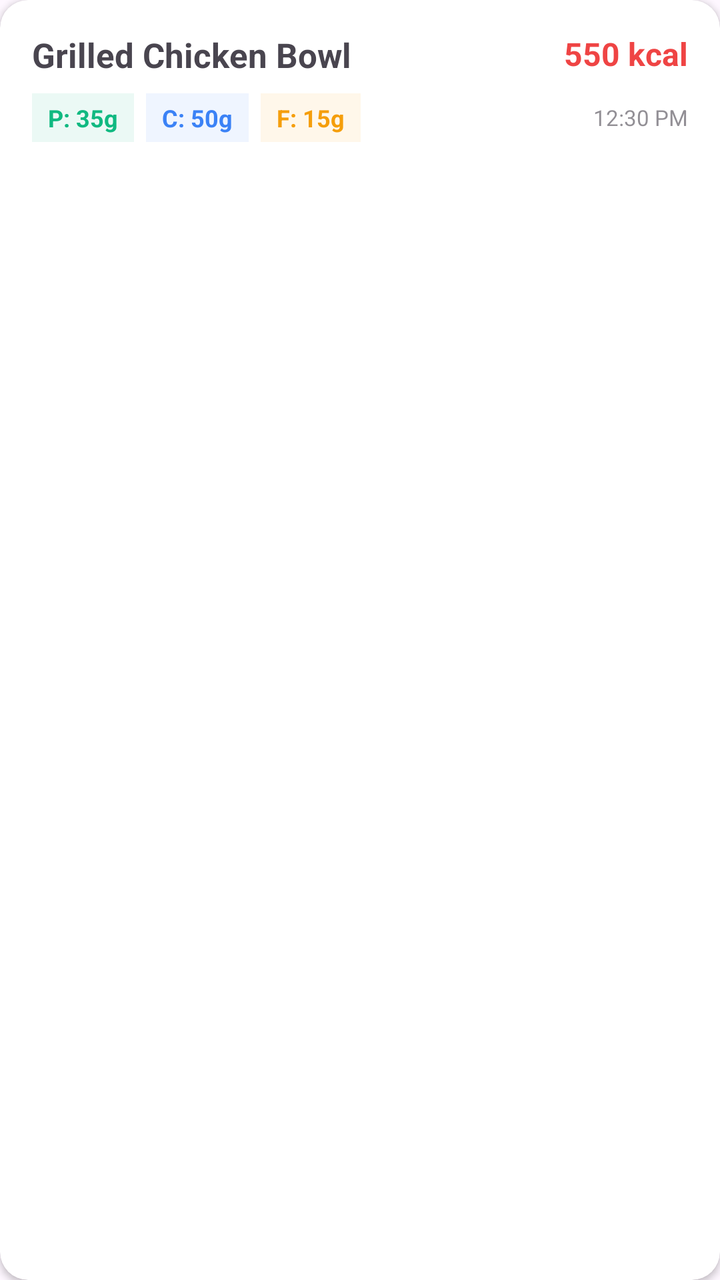
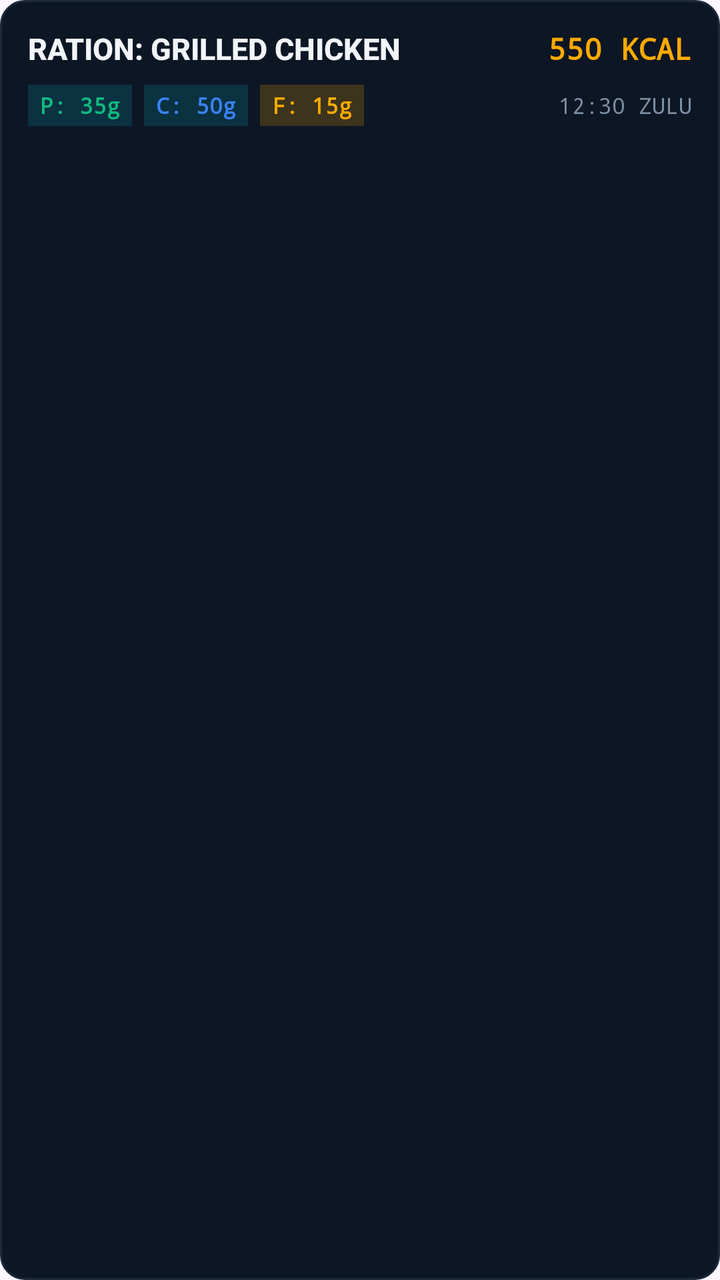

An Android layout rendered at two revisions. The XML below is the earlier revision; the diff shows what the commit changed to produce the second picture.
<!-- AndroidManifest.xml: application theme Theme.Material3.DayNight -->
<!-- res/layout/item_meal.xml -->
<?xml version="1.0" encoding="utf-8"?>
<androidx.cardview.widget.CardView xmlns:android="http://schemas.android.com/apk/res/android"
    xmlns:app="http://schemas.android.com/apk/res-auto"
    android:layout_width="match_parent"
    android:layout_height="wrap_content"
    android:layout_marginHorizontal="4dp"
    android:layout_marginVertical="6dp"
    app:cardCornerRadius="14dp"
    app:cardElevation="2dp">

    <LinearLayout
        android:layout_width="match_parent"
        android:layout_height="wrap_content"
        android:orientation="vertical"
        android:padding="16dp">

        <RelativeLayout
            android:layout_width="match_parent"
            android:layout_height="wrap_content"
            android:layout_marginBottom="8dp">

            <TextView
                android:id="@+id/tvMealTitle"
                android:layout_width="wrap_content"
                android:layout_height="wrap_content"
                android:layout_alignParentStart="true"
                android:layout_toStartOf="@id/tvMealCalories"
                android:text="Grilled Chicken Bowl"
                android:textSize="17sp"
                android:textStyle="bold" />

            <TextView
                android:id="@+id/tvMealCalories"
                android:layout_width="wrap_content"
                android:layout_height="wrap_content"
                android:layout_alignParentEnd="true"
                android:text="550 kcal"
                android:textSize="16sp"
                android:textStyle="bold"
                android:textColor="#EF4444" />
        </RelativeLayout>

        
        <LinearLayout
            android:layout_width="match_parent"
            android:layout_height="wrap_content"
            android:orientation="horizontal"
            android:gravity="center_vertical">

            <TextView
                android:id="@+id/tvProteinBadge"
                android:layout_width="wrap_content"
                android:layout_height="wrap_content"
                android:text="P: 35g"
                android:textSize="12sp"
                android:textStyle="bold"
                android:textColor="#10B981"
                android:background="#1510B981"
                android:paddingHorizontal="8dp"
                android:paddingVertical="4dp"
                android:layout_marginEnd="6dp" />

            <TextView
                android:id="@+id/tvCarbBadge"
                android:layout_width="wrap_content"
                android:layout_height="wrap_content"
                android:text="C: 50g"
                android:textSize="12sp"
                android:textStyle="bold"
                android:textColor="#3B82F6"
                android:background="#153B82F6"
                android:paddingHorizontal="8dp"
                android:paddingVertical="4dp"
                android:layout_marginEnd="6dp" />

            <TextView
                android:id="@+id/tvFatBadge"
                android:layout_width="wrap_content"
                android:layout_height="wrap_content"
                android:text="F: 15g"
                android:textSize="12sp"
                android:textStyle="bold"
                android:textColor="#F59E0B"
                android:background="#15F59E0B"
                android:paddingHorizontal="8dp"
                android:paddingVertical="4dp" />

            <View
                android:layout_width="0dp"
                android:layout_height="0dp"
                android:layout_weight="1" />

            <TextView
                android:id="@+id/tvMealTime"
                android:layout_width="wrap_content"
                android:layout_height="wrap_content"
                android:text="12:30 PM"
                android:textSize="11sp"
                android:alpha="0.6" />
        </LinearLayout>

    </LinearLayout>
</androidx.cardview.widget.CardView>
<!-- resources referenced by this layout -->
<resources>

</resources>

<!-- the commit's change to res/layout/item_meal.xml (unified diff, before → after) -->
@@ -1,103 +1,102 @@
 <?xml version="1.0" encoding="utf-8"?>
-<androidx.cardview.widget.CardView xmlns:android="http://schemas.android.com/apk/res/android"
-    xmlns:app="http://schemas.android.com/apk/res-auto"
+<LinearLayout xmlns:android="http://schemas.android.com/apk/res/android"
     android:layout_width="match_parent"
     android:layout_height="wrap_content"
-    android:layout_marginHorizontal="4dp"
-    android:layout_marginVertical="6dp"
-    app:cardCornerRadius="14dp"
-    app:cardElevation="2dp">
+    android:orientation="vertical"
+    android:background="@drawable/bg_idroid_card"
+    android:padding="14dp"
+    android:layout_marginVertical="4dp">
 
+    <RelativeLayout
+        android:layout_width="match_parent"
+        android:layout_height="wrap_content"
+        android:layout_marginBottom="8dp">
+
+        <TextView
+            android:id="@+id/tvMealTitle"
+            android:layout_width="wrap_content"
+            android:layout_height="wrap_content"
+            android:layout_alignParentStart="true"
+            android:layout_toStartOf="@id/tvMealCalories"
+            android:text="RATION: GRILLED CHICKEN"
+            android:textSize="15sp"
+            android:textStyle="bold"
+            android:textColor="@color/idroid_text_main"
+            android:fontFamily="sans-serif-medium" />
+
+        <TextView
+            android:id="@+id/tvMealCalories"
+            android:layout_width="wrap_content"
+            android:layout_height="wrap_content"
+            android:layout_alignParentEnd="true"
+            android:text="550 KCAL"
+            android:textSize="15sp"
+            android:textStyle="bold"
+            android:textColor="@color/idroid_amber"
+            android:fontFamily="monospace" />
+    </RelativeLayout>
+
+    
     <LinearLayout
         android:layout_width="match_parent"
         android:layout_height="wrap_content"
-        android:orientation="vertical"
-        android:padding="16dp">
+        android:orientation="horizontal"
+        android:gravity="center_vertical">
 
-        <RelativeLayout
-            android:layout_width="match_parent"
+        <TextView
+            android:id="@+id/tvProteinBadge"
+            android:layout_width="wrap_content"
             android:layout_height="wrap_content"
-            android:layout_marginBottom="8dp">
+            android:text="P: 35g"
+            android:textSize="11sp"
+            android:textStyle="bold"
+            android:textColor="@color/idroid_green"
+            android:background="@color/idroid_cyan_dim"
+            android:paddingHorizontal="6dp"
+            android:paddingVertical="3dp"
+            android:layout_marginEnd="6dp"
+            android:fontFamily="monospace" />
 
-            <TextView
-                android:id="@+id/tvMealTitle"
-                android:layout_width="wrap_content"
-                android:layout_height="wrap_content"
-                android:layout_alignParentStart="true"
-                android:layout_toStartOf="@id/tvMealCalories"
-                android:text="Grilled Chicken Bowl"
-                android:textSize="17sp"
-                android:textStyle="bold" />
+        <TextView
+            android:id="@+id/tvCarbBadge"
+            android:layout_width="wrap_content"
+            android:layout_height="wrap_content"
+            android:text="C: 50g"
+            android:textSize="11sp"
+            android:textStyle="bold"
+            android:textColor="@color/idroid_blue"
+            android:background="@color/idroid_cyan_dim"
+            android:paddingHorizontal="6dp"
+            android:paddingVertical="3dp"
+            android:layout_marginEnd="6dp"
+            android:fontFamily="monospace" />
 
-            <TextView
-                android:id="@+id/tvMealCalories"
-                android:layout_width="wrap_content"
-                android:layout_height="wrap_content"
-                android:layout_alignParentEnd="true"
-                android:text="550 kcal"
-                android:textSize="16sp"
-                android:textStyle="bold"
-                android:textColor="#EF4444" />
-        </RelativeLayout>
+        <TextView
+            android:id="@+id/tvFatBadge"
+            android:layout_width="wrap_content"
+            android:layout_height="wrap_content"
+            android:text="F: 15g"
+            android:textSize="11sp"
+            android:textStyle="bold"
+            android:textColor="@color/idroid_amber"
+            android:background="@color/idroid_amber_dim"
+            android:paddingHorizontal="6dp"
+            android:paddingVertical="3dp"
+            android:fontFamily="monospace" />
 
-        
-        <LinearLayout
-            android:layout_width="match_parent"
+        <View
+            android:layout_width="0dp"
+            android:layout_height="0dp"
+            android:layout_weight="1" />
+
+        <TextView
+            android:id="@+id/tvMealTime"
+            android:layout_width="wrap_content"
             android:layout_height="wrap_content"
-            android:orientation="horizontal"
-            android:gravity="center_vertical">
+            android:text="12:30 ZULU"
+            android:textSize="11sp"
+            android:textColor="@color/idroid_text_dim"
+            android:fontFamily="monospace" />
+    </LinearLayout>
 
-            <TextView
-                android:id="@+id/tvProteinBadge"
-                android:layout_width="wrap_content"
-                android:layout_height="wrap_content"
-                android:text="P: 35g"
-                android:textSize="12sp"
-                android:textStyle="bold"
-                android:textColor="#10B981"
-                android:background="#1510B981"
-                android:paddingHorizontal="8dp"
-                android:paddingVertical="4dp"
-                android:layout_marginEnd="6dp" />
-
-            <TextView
-                android:id="@+id/tvCarbBadge"
-                android:layout_width="wrap_content"
-                android:layout_height="wrap_content"
-                android:text="C: 50g"
-                android:textSize="12sp"
-                android:textStyle="bold"
-                android:textColor="#3B82F6"
-                android:background="#153B82F6"
-                android:paddingHorizontal="8dp"
-                android:paddingVertical="4dp"
-                android:layout_marginEnd="6dp" />
-
-            <TextView
-                android:id="@+id/tvFatBadge"
-                android:layout_width="wrap_content"
-                android:layout_height="wrap_content"
-                android:text="F: 15g"
-                android:textSize="12sp"
-                android:textStyle="bold"
-                android:textColor="#F59E0B"
-                android:background="#15F59E0B"
-                android:paddingHorizontal="8dp"
-                android:paddingVertical="4dp" />
-
-            <View
-                android:layout_width="0dp"
-                android:layout_height="0dp"
-                android:layout_weight="1" />
-
-            <TextView
-                android:id="@+id/tvMealTime"
-                android:layout_width="wrap_content"
-                android:layout_height="wrap_content"
-                android:text="12:30 PM"
-                android:textSize="11sp"
-                android:alpha="0.6" />
-        </LinearLayout>
-
-    </LinearLayout>
-</androidx.cardview.widget.CardView>
+</LinearLayout>
<!-- resource entries referenced after the edit -->
@@ -1,5 +1,23 @@
 <!-- resources referenced by this layout -->
 <resources>
-
+  <color name="idroid_amber">#FFAA00</color>
+  <color name="idroid_amber_dim">#33FFAA00</color>
+  <color name="idroid_blue">#3B82F6</color>
+  <color name="idroid_cyan_dim">#2200E5FF</color>
+  <color name="idroid_green">#10B981</color>
+  <color name="idroid_text_dim">#7D8EA4</color>
+  <color name="idroid_text_main">#F1F5F9</color>
+  <!-- drawable bg_idroid_card (drawable) -->
+  <?xml version="1.0" encoding="utf-8"?>
+  <shape xmlns:android="http://schemas.android.com/apk/res/android"
+      android:shape="rectangle">
+      <solid android:color="@color/idroid_card" />
+      <corners android:radius="12dp" />
+      <stroke
+          android:width="1dp"
+          android:color="@color/idroid_border" />
+  </shape>
+  <color name="idroid_card">#0D1624</color>
+  <color name="idroid_border">#1C2A3E</color>
 </resources>
 
